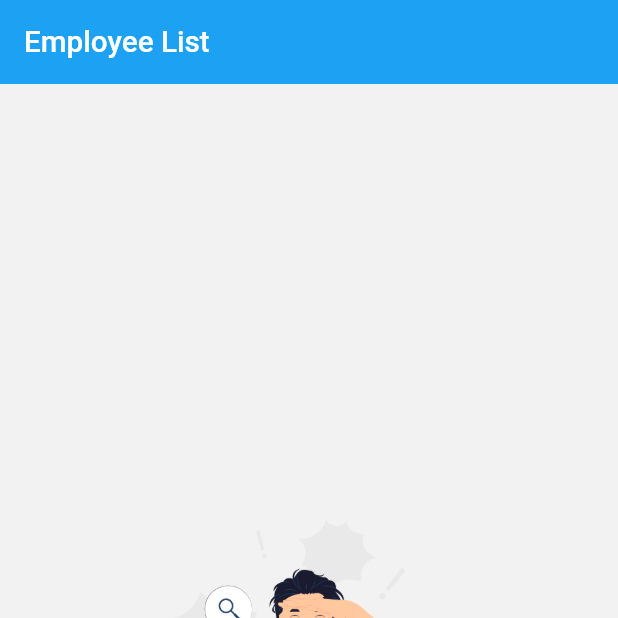
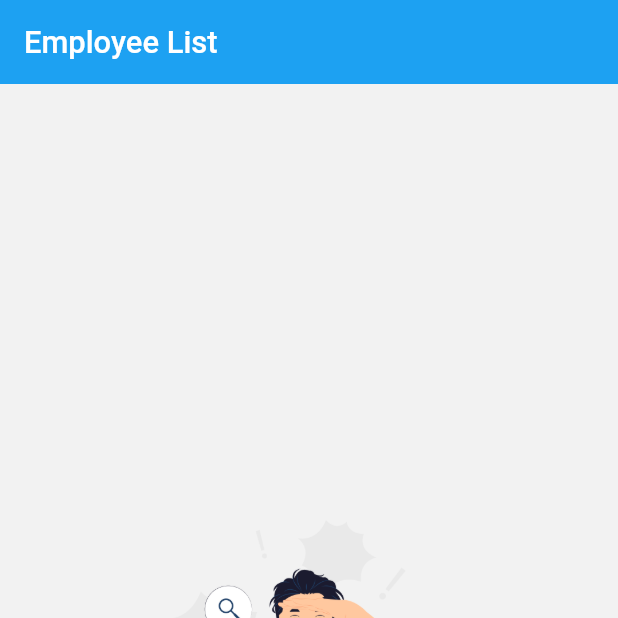
Before and after one commit to Abhi902/realtime, a Flutter app: the screen it shows after launch, on a phone screen of 412 x 824 dp, the top half of it. Run offline on Flutter 3.47's test engine with Material 3 defaults, Android fonts, the phone set to English and light mode, and no system bars; our stand-ins replace bloc, cloud_firestore, equatable, firebase_core, flutter_bloc, flutter_screenutil; accounts and stored records are empty.

Commit message:
Ui updated

```diff
--- a/lib/main.dart
+++ b/lib/main.dart
@@ -29,7 +29,8 @@ class MyApp extends StatelessWidget {
     final FirebaseFirestore firestore = FirebaseFirestore.instance;
 
     return ScreenUtilInit(
-      designSize: const Size(375, 812),
+      splitScreenMode: true,
+      designSize: const Size(360, 784),
       builder: (_, child) {
         return const MaterialApp(
           debugShowCheckedModeBanner: false,
--- a/lib/view/employees_home_screen.dart
+++ b/lib/view/employees_home_screen.dart
@@ -19,6 +19,12 @@ class EmployeesScreen extends StatefulWidget {
 }
 
 class _EmployeesScreenState extends State<EmployeesScreen> {
+  @override
+  void initState() {
+    // TODO: implement initState
+    super.initState();
+  }
+
   @override
   Widget build(BuildContext context) {
     return Scaffold(
```
